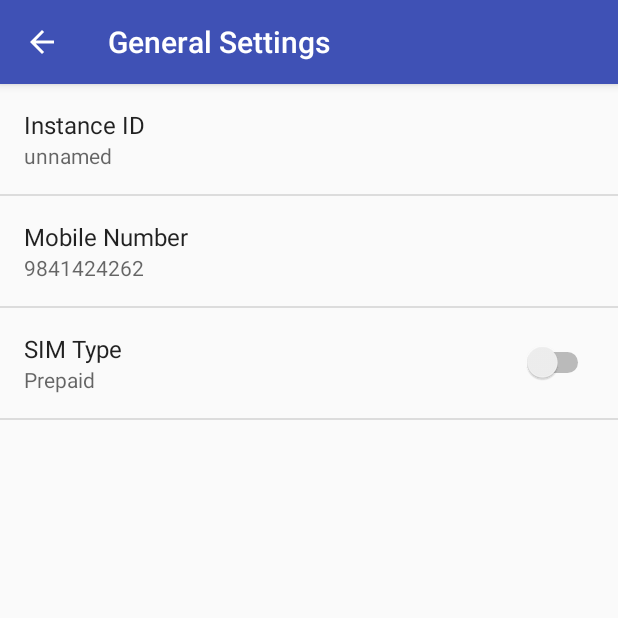
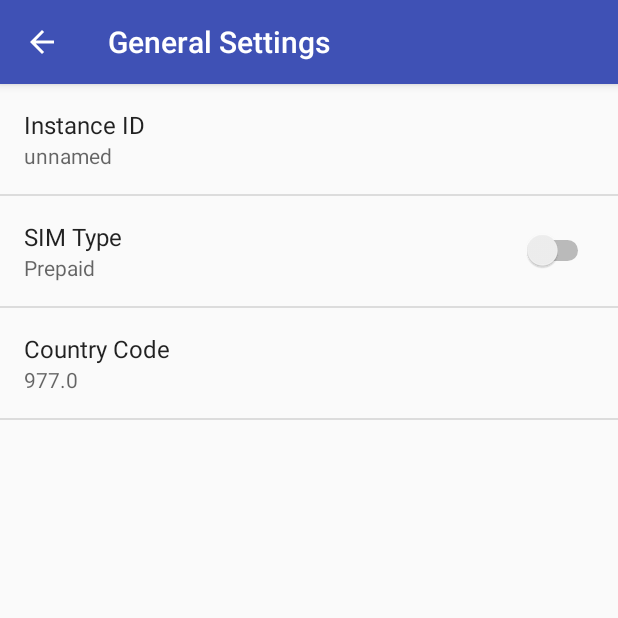
Before and after one commit to binokaryg/watchgate_android, an Android app: the SettingsActivity screen opened directly, with no data from a screen before it, after a tap on "General Settings", on a phone screen of 412 x 824 dp, the top half of it. Run offline under Robolectric (Android 15) with nearby library versions, the phone set to English and light mode, and no system bars; libraries missing offline, so code that uses them is left out: com.mongodb.lang.

Commit message:
Added SMS Notification feature on balance low Released 0.7.6

```diff
--- a/app/build.gradle
+++ b/app/build.gradle
@@ -6,8 +6,8 @@ android {
         applicationId "com.binokary.watchgate"
         minSdkVersion 21
         targetSdkVersion 27
-        versionCode 15
-        versionName "0.7.2"
+        versionCode 16
+        versionName "0.8.1"
         testInstrumentationRunner "android.support.test.runner.AndroidJUnitRunner"
         vectorDrawables.useSupportLibrary = true
     }
--- a/app/src/main/java/com/binokary/watchgate/PrefStrings.java
+++ b/app/src/main/java/com/binokary/watchgate/PrefStrings.java
@@ -21,6 +21,7 @@ public final class PrefStrings {
     public static final String LAST_SMS_IN_DATE = "lastSMSInDate";
     public static final String SMS_PACK_INFO = "smsPackInfo";
     public static final String SMS_PACK_INFO_DATE = "smsPackInfoDate";
+    public static final String SMS_NOTIFICATION_DATE = "smsNotificationDate";
 
     private PrefStrings() {
     }
--- a/app/src/main/java/com/binokary/watchgate/SettingsActivity.java
+++ b/app/src/main/java/com/binokary/watchgate/SettingsActivity.java
@@ -218,7 +218,7 @@ public class SettingsActivity extends AppCompatPreferenceActivity implements Sha
             // updated to reflect the new value, per the Android Design
             // guidelines.
             bindPreferenceSummaryToValue(findPreference("instance_name"));
-            bindPreferenceSummaryToValue(findPreference("edit_number_preference"));
+            bindPreferenceSummaryToValue(findPreference("country_code"));
         }
 
         @Override
@@ -330,7 +330,10 @@ public class SettingsActivity extends AppCompatPreferenceActivity implements Sha
             addPreferencesFromResource(R.xml.pref_notifications);
             setHasOptionsMenu(true);
 
+            bindPreferenceSummaryToValue(findPreference("sms_notification_interval"));
+            bindPreferenceSummaryToValue(findPreference("edit_balance_limit"));
             bindPreferenceSummaryToValue(findPreference("edit_text_preference_package"));
+            bindPreferenceSummaryToValue(findPreference("edit_number_preference"));
         }
 
         @Override
--- a/app/src/main/res/xml/pref_general.xml
+++ b/app/src/main/res/xml/pref_general.xml
@@ -3,7 +3,7 @@
     <!-- NOTE: EditTextPreference accepts EditText attributes. -->
     <!-- NOTE: EditTextPreference's summary should be set to its value by the activity code. -->
     <EditTextPreference
-        android:capitalize="words"
+        android:capitalize="none"
         android:defaultValue="@string/pref_instance_value"
         android:inputType="textCapWords"
         android:key="instance_name"
@@ -11,18 +11,21 @@
         android:selectAllOnFocus="true"
         android:singleLine="true"
         android:title="@string/pref_instance" />
-    <EditTextPreference
-        android:defaultValue="@string/own_number"
-        android:key="edit_number_preference"
-        android:selectAllOnFocus="true"
-        android:singleLine="true"
-        android:title="@string/own_number_label" />
     <SwitchPreference
         android:defaultValue="false"
         android:key="switch_preference_1"
         android:summaryOff="Prepaid"
         android:summaryOn="Postpaid"
         android:title="@string/postpaid_switch_title" />
+    <EditTextPreference
+        android:defaultValue="+977"
+        android:digits="+0123456789"
+        android:inputType="numberDecimal"
+        android:key="country_code"
+        android:maxLines="1"
+        android:selectAllOnFocus="true"
+        android:singleLine="true"
+        android:title="Country Code" />
 
     <!-- NOTE: Hide buttons to simplify the UI. Users can touch outside the dialog to
          dismiss it. -->
--- a/app/src/main/res/xml/pref_interval.xml
+++ b/app/src/main/res/xml/pref_interval.xml
@@ -2,11 +2,12 @@
 
     <!-- NOTE: EditTextPreference accepts EditText attributes. -->
     <!-- NOTE: EditTextPreference's summary should be set to its value by the activity code. -->
-        <EditTextPreference
+    <EditTextPreference
         android:defaultValue="@integer/default_sms_interval"
+        android:digits="0123456789"
+        android:inputType="numberDecimal"
         android:key="pref_interval_sms"
         android:selectAllOnFocus="true"
-        android:singleLine="true"
         android:title="Balance Query Interval (minutes)" />
     <EditTextPreference
         android:layout_width="wrap_content"
@@ -14,7 +15,8 @@
         android:defaultValue="@integer/min_sms_interval"
         android:key="pref_interval_sms_min"
         android:selectAllOnFocus="true"
-        android:singleLine="true"
+        android:digits="0123456789"
+        android:inputType="numberDecimal"
         android:title="Balance Query Minimum Interval (minutes)" />
     <EditTextPreference
         android:layout_width="wrap_content"
@@ -22,7 +24,8 @@
         android:defaultValue="@integer/default_report_interval"
         android:key="pref_interval_report"
         android:selectAllOnFocus="true"
-        android:singleLine="true"
+        android:digits="0123456789"
+        android:inputType="numberDecimal"
         android:title="Reporting Interval (minutes)" />
     <EditTextPreference
         android:layout_width="wrap_content"
@@ -30,23 +33,26 @@
         android:defaultValue="@integer/min_report_interval"
         android:key="pref_interval_report_min"
         android:selectAllOnFocus="true"
-        android:singleLine="true"
+        android:digits="0123456789"
+        android:inputType="numberDecimal"
         android:title="Periodic Reporting Minimum Interval (minutes)" />
     <EditTextPreference
         android:layout_width="wrap_content"
         android:layout_height="wrap_content"
         android:defaultValue="@integer/min_one_report_interval"
         android:key="pref_interval_report_one_min"
+        android:digits="0123456789"
+        android:inputType="numberDecimal"
         android:selectAllOnFocus="true"
-        android:singleLine="true"
         android:title="One Time Reporting Minimum Interval (minutes)" />
     <EditTextPreference
         android:layout_width="wrap_content"
         android:layout_height="wrap_content"
         android:defaultValue="@integer/one_time_report_wait"
         android:key="pref_wait_report_one_time"
+        android:digits="0123456789"
+        android:inputType="numberDecimal"
         android:selectAllOnFocus="true"
-        android:singleLine="true"
         android:title="One Time Reporting Waiting Time (seconds)" />
 
     <!-- NOTE: Hide buttons to simplify the UI. Users can touch outside the dialog to
--- a/app/src/main/res/xml/pref_notifications.xml
+++ b/app/src/main/res/xml/pref_notifications.xml
@@ -11,11 +11,36 @@
     <SwitchPreference
         android:defaultValue="false"
         android:key="switch_preference_notification"
-        android:title="Subscribe" />
+        android:title="Subscribe to FCM" />
+    <SwitchPreference
+        android:defaultValue="false"
+        android:key="switch_sms_notification"
+        android:title="SMS Notification" />
+    <EditTextPreference
+        android:defaultValue="2"
+        android:key="sms_notification_interval"
+        android:selectAllOnFocus="true"
+        android:inputType="numberDecimal"
+        android:digits="0123456789"
+        android:title="SMS Notification Interval (hours)" />
+    <EditTextPreference
+        android:defaultValue="500"
+        android:key="edit_balance_limit"
+        android:selectAllOnFocus="true"
+        android:inputType="numberDecimal"
+        android:digits="0123456789"
+        android:title="Critical Balance Limit" />
     <EditTextPreference
         android:defaultValue="medic.gateway.alert"
         android:key="edit_text_preference_package"
         android:selectAllOnFocus="true"
         android:singleLine="true"
         android:title="Package" />
+    <EditTextPreference
+        android:defaultValue="@string/own_number"
+        android:key="edit_number_preference"
+        android:selectAllOnFocus="true"
+        android:inputType="numberDecimal"
+        android:digits="0123456789"
+        android:title="@string/own_number_label" />
 </PreferenceScreen>
```
Also changed, not shown: app/src/main/java/com/binokary/watchgate/SMSReceiver.java (+63 -17 lines).
